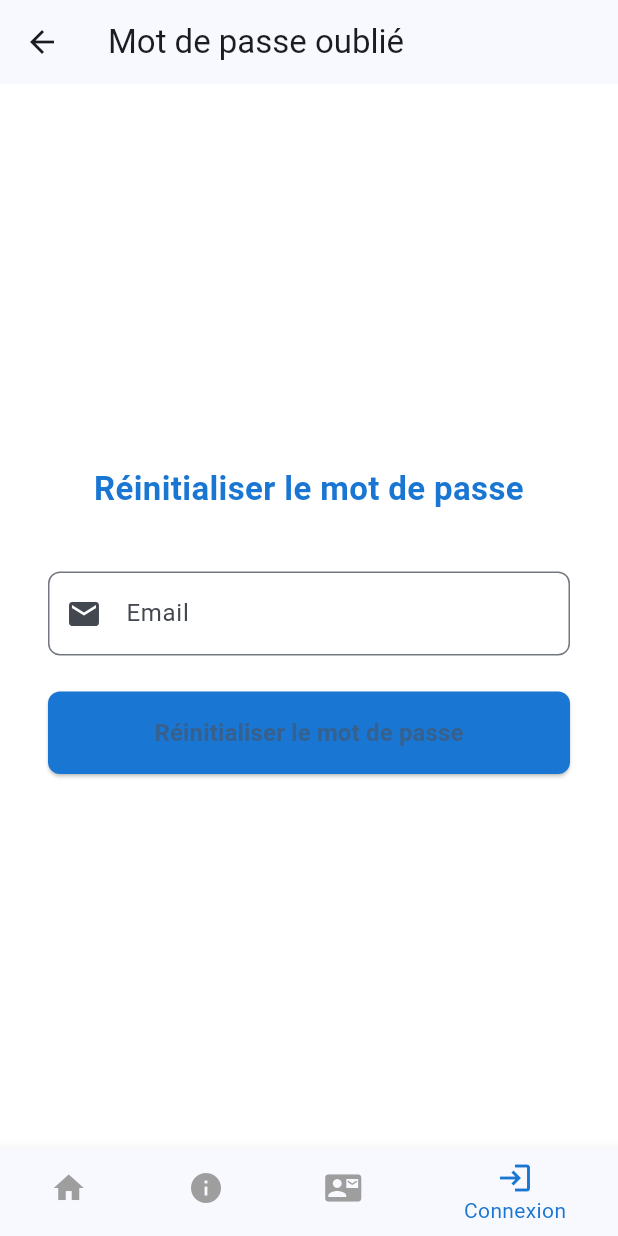
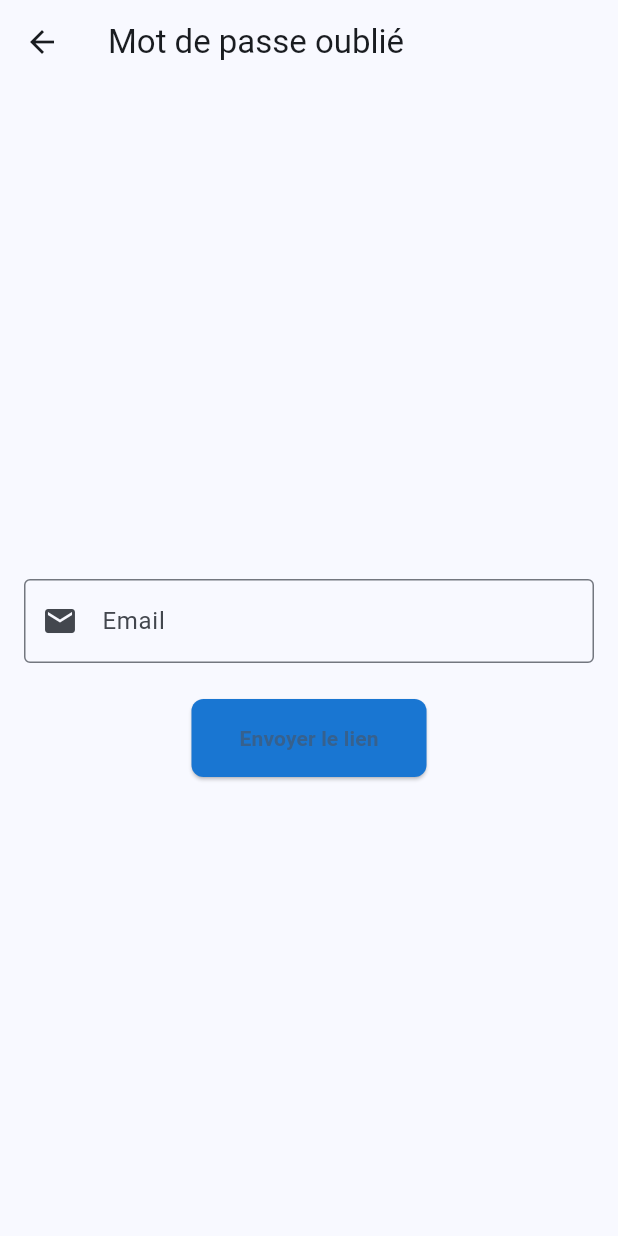
Before and after one commit to imanebenazzouz/ikraaMobile, a Flutter app: the ForgotPasswordPage screen opened by its route, on a phone screen of 412 x 824 dp. Run offline on Flutter 3.47's test engine with Material 3 defaults, Android fonts, the light colour scheme and no system bars; our stand-ins replace salomon_bottom_bar.

Commit message:
page login fonctionnelle

```diff
--- a/lib/pages/forgot_password_page.dart
+++ b/lib/pages/forgot_password_page.dart
@@ -1,5 +1,4 @@
 import 'package:flutter/material.dart';
-import 'package:firebase_auth/firebase_auth.dart';
 
 class ForgotPasswordPage extends StatefulWidget {
   const ForgotPasswordPage({super.key});
@@ -10,62 +9,23 @@ class ForgotPasswordPage extends StatefulWidget {
 
 class _ForgotPasswordPageState extends State<ForgotPasswordPage> {
   final TextEditingController _emailController = TextEditingController();
-  final FirebaseAuth _auth = FirebaseAuth.instance;
 
   bool _isLoading = false;
-  String? _message;
-  int _selectedIndex = 3; // Connexion
 
   Future<void> _resetPassword() async {
-    final email = _emailController.text.trim();
+    setState(() {
+      _isLoading = true;
+    });
 
-    if (email.isEmpty) {
-      setState(() {
-        _message = 'Veuillez entrer votre adresse e-mail.';
-      });
-      return;
-    }
+    await Future.delayed(const Duration(seconds: 1));
+
+    ScaffoldMessenger.of(context).showSnackBar(
+      SnackBar(content: Text("Lien de réinitialisation simulé envoyé à ${_emailController.text}")),
+    );
 
     setState(() {
-      _isLoading = true;
-      _message = null;
+      _isLoading = false;
     });
-
-    try {
-      await _auth.sendPasswordResetEmail(email: email);
-      setState(() {
-        _message = "Un email de réinitialisation a été envoyé.";
-      });
-    } on FirebaseAuthException catch (e) {
-      setState(() {
-        _message = e.message ?? "Une erreur s’est produite.";
-      });
-    } finally {
-      setState(() {
-        _isLoading = false;
-      });
-    }
-  }
-
-  void _onItemTapped(int index) {
-    setState(() {
-      _selectedIndex = index;
-    });
-
-    switch (index) {
-      case 0:
-        Navigator.pushNamed(context, '/home');
-        break;
-      case 1:
-        Navigator.pushNamed(context, '/infos');
-        break;
-      case 2:
-        Navigator.pushNamed(context, '/contact');
-        break;
-      case 3:
-        Navigator.pushNamed(context, '/login');
-        break;
-    }
   }
 
   @override
@@ -73,95 +33,39 @@ class _ForgotPasswordPageState extends State<ForgotPasswordPage> {
     final Color blueColor = const Color(0xFF1976D2);
 
     return Scaffold(
-      backgroundColor: Colors.white,
       appBar: AppBar(title: const Text("Mot de passe oublié")),
       body: Center(
         child: SingleChildScrollView(
-          padding: const EdgeInsets.symmetric(horizontal: 32, vertical: 40),
+          padding: const EdgeInsets.all(16),
           child: Column(
-            crossAxisAlignment: CrossAxisAlignment.stretch,
             children: [
-              const SizedBox(height: 20),
-              Text(
-                "Réinitialiser le mot de passe",
-                style: TextStyle(
-                  fontSize: 22,
-                  fontWeight: FontWeight.bold,
-                  color: blueColor,
-                ),
-                textAlign: TextAlign.center,
-              ),
-              const SizedBox(height: 40),
-
-              // Email
+              const SizedBox(height: 24),
               TextField(
                 controller: _emailController,
-                decoration: InputDecoration(
-                  prefixIcon: const Icon(Icons.email),
+                decoration: const InputDecoration(
                   labelText: 'Email',
-                  border: OutlineInputBorder(borderRadius: BorderRadius.circular(8)),
+                  prefixIcon: Icon(Icons.email),
+                  border: OutlineInputBorder(),
                 ),
                 keyboardType: TextInputType.emailAddress,
               ),
               const SizedBox(height: 24),
-
               ElevatedButton(
                 onPressed: _isLoading ? null : _resetPassword,
                 style: ElevatedButton.styleFrom(
                   backgroundColor: blueColor,
-                  padding: const EdgeInsets.symmetric(vertical: 16),
+                  padding: const EdgeInsets.symmetric(vertical: 16, horizontal: 32),
                   shape: RoundedRectangleBorder(borderRadius: BorderRadius.circular(8)),
                 ),
                 child: _isLoading
                     ? const CircularProgressIndicator(color: Colors.white)
-                    : const Text(
-                  "Réinitialiser le mot de passe",
-                  style: TextStyle(fontSize: 16, fontWeight: FontWeight.bold),
-                ),
+                    : const Text("Envoyer le lien",
+                    style: TextStyle(fontWeight: FontWeight.bold)),
               ),
-              const SizedBox(height: 16),
-
-              if (_message != null)
-                Text(
-                  _message!,
-                  textAlign: TextAlign.center,
-                  style: TextStyle(
-                    color: _message!.startsWith("Un email")
-                        ? Colors.green
-                        : Colors.red,
-                    fontWeight: FontWeight.w500,
-                  ),
-                ),
             ],
           ),
         ),
       ),
-
-      // ✅ Bottom Navigation Bar
-      bottomNavigationBar: BottomNavigationBar(
-        currentIndex: _selectedIndex,
-        selectedItemColor: blueColor,
-        unselectedItemColor: Colors.grey,
-        onTap: _onItemTapped,
-        items: const [
-          BottomNavigationBarItem(
-            icon: Icon(Icons.home),
-            label: 'Accueil',
-          ),
-          BottomNavigationBarItem(
-            icon: Icon(Icons.info),
-            label: 'Infos',
-          ),
-          BottomNavigationBarItem(
-            icon: Icon(Icons.contact_mail),
-            label: 'Contact',
-          ),
-          BottomNavigationBarItem(
-            icon: Icon(Icons.login),
-            label: 'Connexion',
-          ),
-        ],
-      ),
     );
   }
 }
```
Also changed, not shown: lib/main.dart (+2 -9 lines), lib/pages/login_page.dart (+18 -73 lines), lib/pages/register_page.dart (+13 -61 lines), pubspec.yaml (+5 -4 lines), lib/firebase_options.dart (deleted), pubspec.lock, 11 other files.
